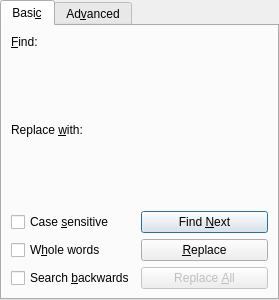
This is src/frontends/qt4/ui/FindAndReplaceUi.ui in rpavlik/lyx-lucid-backport as Qt 5 draws it before an edit. The edited form follows.
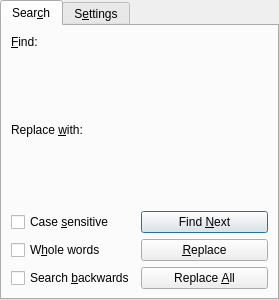
This is the edited form. Custom widgets are drawn as their Qt base class.

Patch:
```diff
--- a/src/frontends/qt4/ui/FindAndReplaceUi.ui
+++ b/src/frontends/qt4/ui/FindAndReplaceUi.ui
@@ -17,7 +17,7 @@
   </property>
   <widget class="QWidget" name="basicTab" >
    <attribute name="title" >
-    <string>Basi&amp;c</string>
+    <string>Sear&amp;ch</string>
    </attribute>
    <layout class="QGridLayout" name="gridLayout" >
     <item row="0" column="0" >
@@ -140,7 +140,7 @@
     <item row="6" column="1" >
      <widget class="QPushButton" name="replaceallPB" >
       <property name="enabled" >
-       <bool>false</bool>
+       <bool>true</bool>
       </property>
       <property name="sizePolicy" >
        <sizepolicy vsizetype="Preferred" hsizetype="Preferred" >
@@ -160,7 +160,7 @@
   </widget>
   <widget class="QWidget" name="advancedTab" >
    <attribute name="title" >
-    <string>Ad&amp;vanced</string>
+    <string>S&amp;ettings</string>
    </attribute>
    <layout class="QGridLayout" name="gridLayout_2" >
     <item row="0" column="0" colspan="2" >
```
